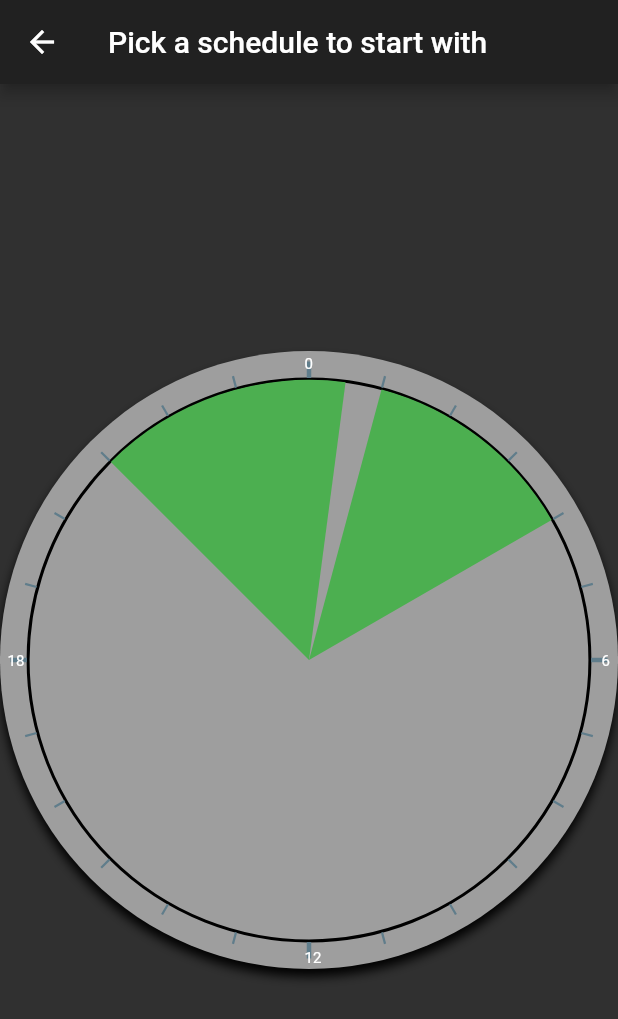
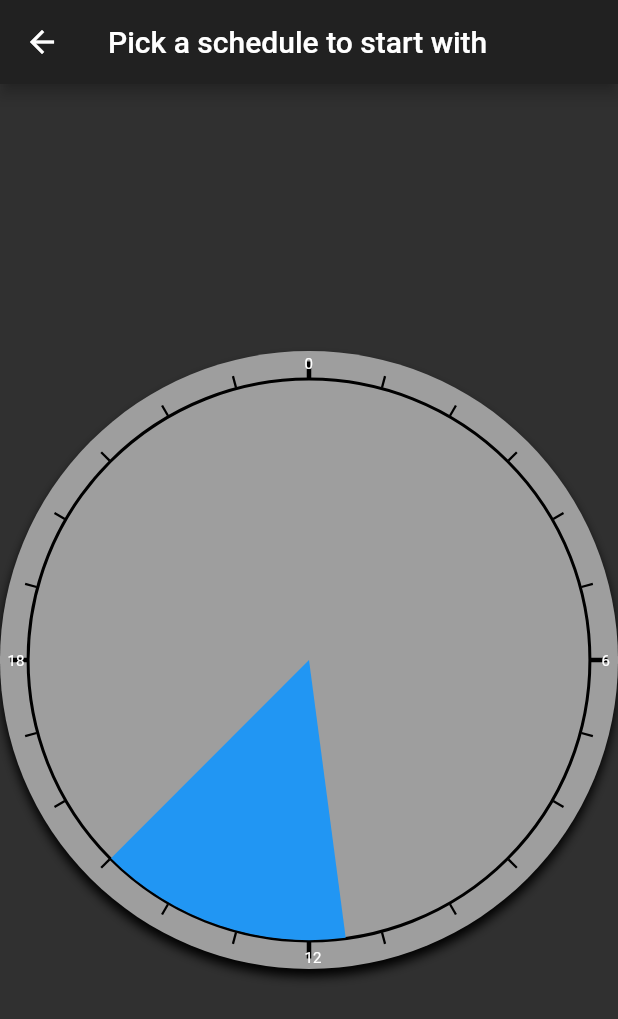
Before and after one commit to juanitotaveras/napchart-mobile, a Flutter app: the screen it shows after launch, after a tap on the "create" icon, on a phone screen of 412 x 824 dp. Shown: the top 1019 px of the screen. Run offline on Flutter 3.47's test engine with Material 2 defaults, Android fonts, the phone set to English and light mode, and no system bars; our stand-ins replace charts_flutter.

```diff
--- a/lib/base_schedule.dart
+++ b/lib/base_schedule.dart
@@ -2,11 +2,11 @@ import 'package:flutter/material.dart';
 import 'schedule_number_painter.dart';
 import 'segment_painter.dart';
 import 'dart:math';
+import 'current_schedule_graphic.dart';
 
 class BaseScheduleGraphic extends StatelessWidget {
   @override
   Widget build(BuildContext context) {
-    // TODO: implement build
     return AspectRatio(
       aspectRatio: 1.0,
       child: Stack(
@@ -32,28 +32,37 @@ class BaseScheduleGraphic extends StatelessWidget {
               painter: BaseSchedulePainter(),
             ),
           ),
-          Container(
-            width: double.infinity,
-            height: double.infinity,
-            padding: const EdgeInsets.all(8.0),
-            child: CustomPaint(
-              painter: ClockDialPainter(clockText: ClockText.arabic),
-            ),
-          ),
-          Container(
-            width: double.infinity,
-            height: double.infinity,
-            child: CustomPaint(
-              painter: SegmentPainter(60, 240, pi/2) // 1 am to 4 am
-            )
-          ),
-          Container(
-              width: double.infinity,
-              height: double.infinity,
-              child: CustomPaint(
-                  painter: SegmentPainter(1260, 30, pi/2) // 9pm to 12:30 am
-              )
-          )
+          // TODO: This component must be stateful
+//          Container(
+//            width: double.infinity,
+//            height: double.infinity,
+//            padding: const EdgeInsets.all(8.0),
+//            child: CustomPaint(
+//              painter: ClockDialPainter(clockText: ClockText.arabic),
+//            ),
+//          ),
+          CurrentScheduleGraphic(),
+//          Container(
+//            width: double.infinity,
+//            height: double.infinity,
+//            child: CustomPaint(
+//              painter: SegmentPainter(1320, 90, pi/2) // 10pm to 1:30am
+//            )
+//          ),
+//          Container(
+//              width: double.infinity,
+//              height: double.infinity,
+//              child: CustomPaint(
+//                  painter: SegmentPainter(270, 360, pi/2) // 4:30am to 6:00 am
+//              )
+//          ),
+//          Container(
+//              width: double.infinity,
+//              height: double.infinity,
+//              child: CustomPaint(
+//                  painter: SegmentPainter(720, 740, pi/2) // 12:00pm to 12:30 pm
+//              )
+//          )
 //          Container(
 //            width: double.infinity,
 //            height: double.infinity,
--- /dev/null
+++ b/lib/current_schedule_graphic.dart
@@ -0,0 +1,50 @@
+import 'package:flutter/material.dart';
+import 'time.dart';
+import 'schedule_number_painter.dart';
+import 'segment_painter.dart';
+import 'dart:math';
+
+class CurrentScheduleGraphic extends StatefulWidget {
+  @override
+  State<StatefulWidget> createState() {
+    return _CurrentScheduleGraphicState();
+  }
+}
+
+class _CurrentScheduleGraphicState extends State<CurrentScheduleGraphic> {
+  Time currentTime = Time.fromDateTime(DateTime.now());
+
+  void changeCurrentTime() {
+    setState(() {
+      currentTime = Time.fromDateTime(DateTime.now());
+    });
+  }
+
+  @override
+  Widget build(BuildContext context) {
+    // TODO: implement build
+    print("curentTime: ");
+    print(currentTime);
+    return Stack(
+      children: <Widget>[
+        Container(
+          width: double.infinity,
+          height: double.infinity,
+          padding: const EdgeInsets.all(8.0),
+          child: CustomPaint(
+            painter: ClockDialPainter(clockText: ClockText.arabic),
+          ),
+        ),
+        Container(
+            width: double.infinity,
+            height: double.infinity,
+            child: CustomPaint(
+                painter: SegmentPainter(1320, 90,
+                    Time.fromDateTime(DateTime.now()).toRadians() + pi/2) // 10pm to 1:30am
+            )
+        ),
+      ],
+    );
+  }
+
+}
--- a/lib/schedule_number_painter.dart
+++ b/lib/schedule_number_painter.dart
@@ -42,13 +42,14 @@ class ClockDialPainter extends CustomPainter{
     hourTickMarkLength = radius / 18 ;
     minuteTickMarkLength = radius / 25;
     tickPaint.strokeWidth = 2;
+    tickPaint.color = Colors.black;
 //        canvas.save();
 
     // drawing
 
     var centerPoint = Offset(size.width/2, size.height/2);
     final tickMarkStartRadius = radius - 10;
-    final double startTimeRadians = pi / 2;
+    final double startTimeRadians = pi / 2; // TODO; Set this as class variable
 
     for (var i = 0; i < 24; i++) {
       print("i: " + i.toString());
--- a/lib/segment_painter.dart
+++ b/lib/segment_painter.dart
@@ -13,7 +13,7 @@ class SegmentPainter extends CustomPainter {
   void paint(Canvas canvas, Size size) {
     // TODO: implement paint
     var paint = Paint();
-    paint.color = Colors.green;
+    paint.color = Colors.blue;
     paint.strokeWidth = 5;
     print("start time: " + startTime.toString());
     // start and end times are in minutes from midnight
--- /dev/null
+++ b/lib/time.dart
@@ -0,0 +1,16 @@
+import 'dart:math';
+
+class Time {
+  int hr, min, sec;
+  Time(this.hr, this.min, this.sec);
+
+  double toRadians() {
+    int currentSeconds = hr*60*60 + min*60 + sec;
+    int SECONDS_PER_DAY = 24*60*60;
+    return (currentSeconds * 2 * pi) / SECONDS_PER_DAY;
+  }
+
+  static Time fromDateTime(DateTime dt) {
+    return Time(dt.hour, dt.minute, dt.second);
+  }
+}
--- a/lib/utils.dart
+++ b/lib/utils.dart
@@ -4,9 +4,11 @@ import 'dart:math';
 class Utils {
   // Given an Offset centerPoint double radius, int minutes,
   // return an x,y of the point on the canvas.
-  static Offset getCoord(Offset centerPoint, double radius, int minutes, double startPointRadians) {
+  static Offset getCoord(Offset centerPoint, double radius, int minutes,
+      double startPointRadians) {
     const MINUTES_PER_DAY = 1440;
-    var startTimeRadians = startPointRadians - ((minutes/MINUTES_PER_DAY) * 2 * pi ) ;
+    var startTimeRadians = startPointRadians -
+        ((minutes / MINUTES_PER_DAY) * 2 * pi);
     return Offset(centerPoint.dx + cos(startTimeRadians) * radius,
         centerPoint.dy - sin(startTimeRadians) * radius);
   }
```
